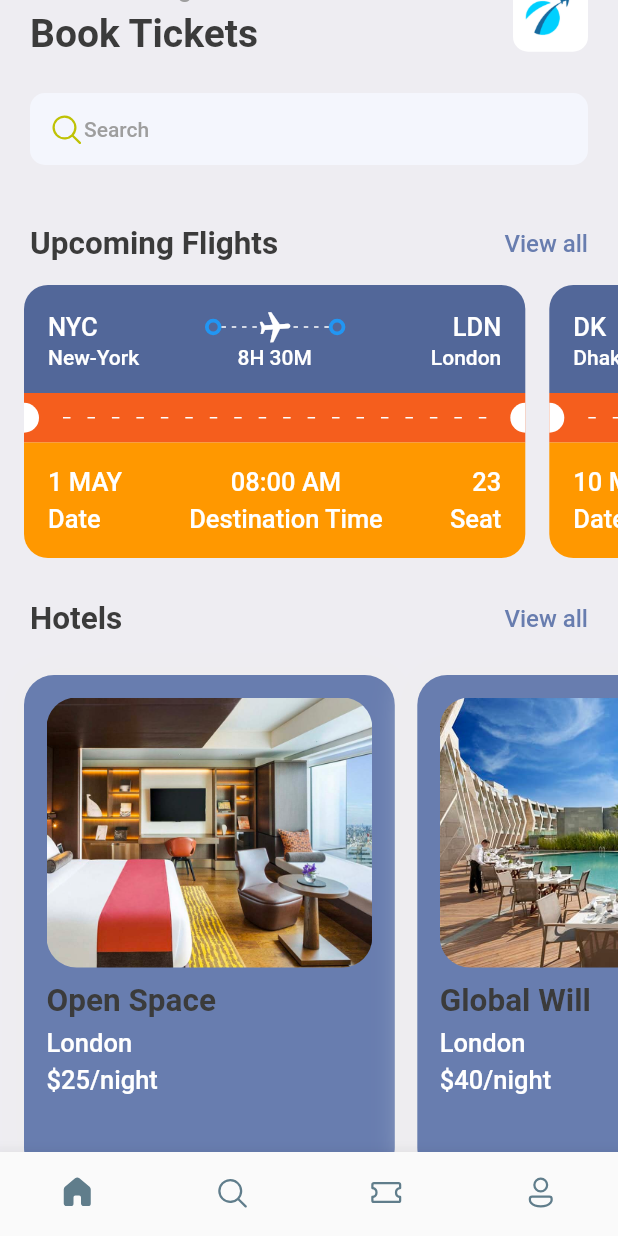
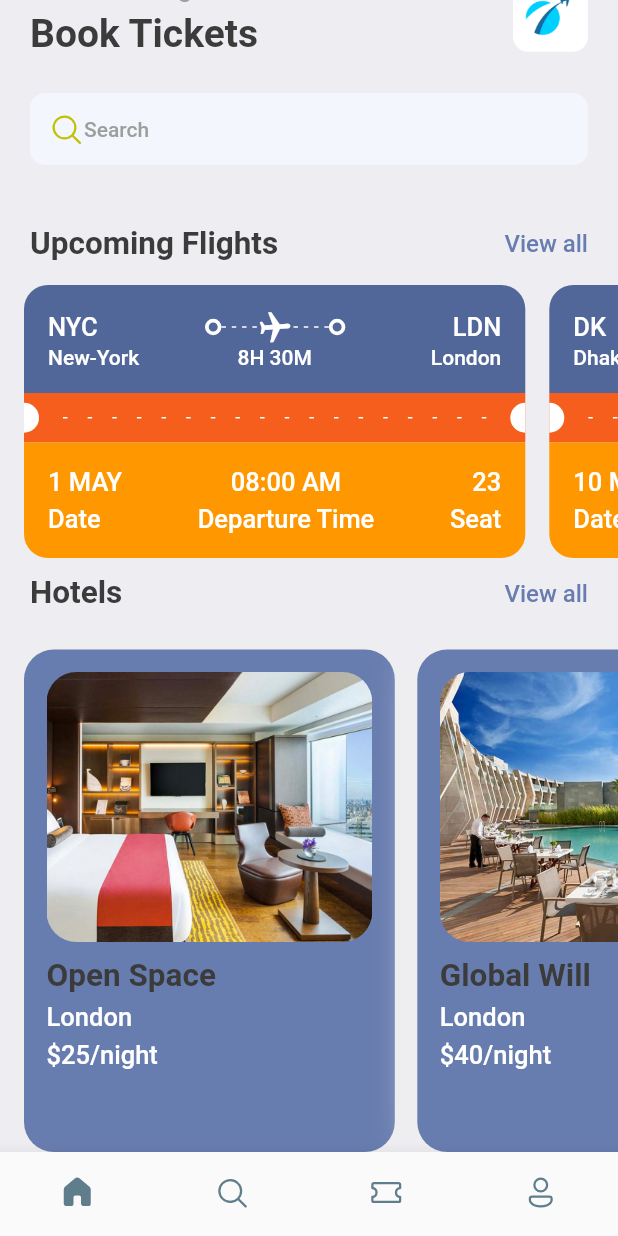
Before and after one commit to flock-s/ticketbooking, a Flutter app: the screen it shows after launch, scrolled down 58 dp, on a phone screen of 412 x 824 dp. Run offline on Flutter 3.47's test engine with Material 2 defaults, Android fonts, the phone set to English and light mode, and no system bars; our stand-ins replace barcode_widget, fluentui_icons, gap, get; missing offline and left inert: dart:ffi.

Commit message:
Ticket Screen

```diff
--- a/lib/screens/ticket_view.dart
+++ b/lib/screens/ticket_view.dart
@@ -2,6 +2,7 @@ import 'dart:ffi';
 
 import 'package:booktickets/utils/app_layout.dart';
 import 'package:booktickets/utils/app_style.dart';
+import 'package:booktickets/widgets/layout_builder_widget.dart';
 import 'package:booktickets/widgets/thick_container.dart';
 import 'package:fluentui_icons/fluentui_icons.dart';
 import 'package:flutter/material.dart';
@@ -18,7 +19,7 @@ class TicketView extends StatelessWidget {
     final size = AppLayout.getSize(context);
     return SizedBox(
       width: size.width*0.85,
-      height: AppLayout.getHeight(200),
+      height: AppLayout.getHeight(183),
       child: Column(
         children: [
           //Blue Part of Ticket
@@ -33,9 +34,9 @@ class TicketView extends StatelessWidget {
               children: [
                 Row(
                   children: [
-                    Text("${ticket['from']['code']}", style: Styles.headlineStyle3.copyWith(color: isColor==true?Colors.grey:Colors.white),),
+                    Text("${ticket['from']['code']}", style: Styles.headlineStyle3.copyWith(color: isColor==true?Colors.black:Colors.white),),
                     Expanded(child: Container()),
-                    const ThickContainer(isColor:true),
+                    ThickContainer(isColor:isColor),
                     Expanded(child: Stack(
                       children:[
                         SizedBox(
@@ -61,10 +62,10 @@ class TicketView extends StatelessWidget {
 
                       ]
                     )),
-                    const ThickContainer(isColor: true,),
+                    ThickContainer(isColor: isColor),
                     Expanded(child: Container()),
 
-                    Text("${ticket['to']['code']}",style: Styles.headlineStyle3.copyWith(color: isColor==true?Colors.grey:Colors.white))
+                    Text("${ticket['to']['code']}",style: Styles.headlineStyle3.copyWith(color: isColor==true?Colors.black:Colors.white))
                   ],
                 ),
                 Row(
@@ -106,23 +107,7 @@ class TicketView extends StatelessWidget {
                 ),
                 Expanded(child: Padding(
                   padding: EdgeInsets.all(AppLayout.getHeight(16)),
-                  child: LayoutBuilder(
-                    builder: (BuildContext context, BoxConstraints constraints) {
-                      return Flex(
-                        direction: Axis.horizontal,
-                        mainAxisAlignment: MainAxisAlignment.spaceBetween,
-                        mainAxisSize: MainAxisSize.max,
-                        children: List.generate((constraints.constrainWidth()/15).floor(), (index) => SizedBox(
-                          width: AppLayout.getWidth(5), height: AppLayout.getHeight(1),
-                          child: DecoratedBox(
-                            decoration: BoxDecoration(
-                              color: isColor==true?Colors.grey:Colors.white
-                            ),
-                          ),
-                        )),
-                      );
-                    }
-                  ),
+                  child: AppLayoutBuilderWidget(sections: 15, isColor: isColor,)
                 )),
                 SizedBox(
                   height: AppLayout.getHeight(20),
@@ -144,7 +129,9 @@ class TicketView extends StatelessWidget {
           Container(
             margin: EdgeInsets.only(left: AppLayout.getHeight(16)),
             decoration: BoxDecoration(
-                borderRadius: BorderRadius.only(bottomLeft: Radius.circular(AppLayout.getHeight(16)),bottomRight: Radius.circular(AppLayout.getHeight(16))),
+                borderRadius: BorderRadius.only(
+                    bottomLeft: Radius.circular(isColor==true?0:AppLayout.getHeight(16)),
+                    bottomRight: Radius.circular(isColor==true?0:AppLayout.getHeight(16))),
                 color: isColor==true?Colors.white:Colors.orange
             ),
             padding: EdgeInsets.all(AppLayout.getHeight(16)),
@@ -155,7 +142,7 @@ class TicketView extends StatelessWidget {
                     Column(
                       crossAxisAlignment: CrossAxisAlignment.start,
                       children: [
-                        Text("${ticket['date']}", style: Styles.headlineStyle3.copyWith(color: isColor==true?Colors.grey:Colors.white),),
+                        Text("${ticket['date']}", style: Styles.headlineStyle3.copyWith(color: isColor==true?Colors.black:Colors.white),),
                         const Gap(5),
                         Text("Date", style: Styles.headlineStyle3.copyWith(color: isColor==true?Colors.grey:Colors.white),),
                       ],
@@ -164,16 +151,16 @@ class TicketView extends StatelessWidget {
                     Column(
                       crossAxisAlignment: CrossAxisAlignment.center,
                       children: [
-                        Text("${ticket['departure_time']}", style: Styles.headlineStyle3.copyWith(color: isColor==true?Colors.grey:Colors.white),),
+                        Text("${ticket['departure_time']}", style: Styles.headlineStyle3.copyWith(color: isColor==true?Colors.black:Colors.white),),
                         const Gap(5),
-                        Text("Destination Time", style: Styles.headlineStyle3.copyWith(color: isColor==true?Colors.grey:Colors.white),),
+                        Text("Departure Time", style: Styles.headlineStyle3.copyWith(color: isColor==true?Colors.grey:Colors.white),),
                       ],
                     ),
                     Expanded(child: Container()),
                     Column(
                       crossAxisAlignment: CrossAxisAlignment.end,
                       children: [
-                        Text("${ticket['number']}", style: Styles.headlineStyle3.copyWith(color: isColor==true?Colors.grey:Colors.white),),
+                        Text("${ticket['number']}", style: Styles.headlineStyle3.copyWith(color: isColor==true?Colors.black:Colors.white),),
                         const Gap(5),
                         Text("Seat", style: Styles.headlineStyle3.copyWith(color: isColor==true?Colors.grey:Colors.white),),
                       ],
--- /dev/null
+++ b/lib/widgets/layout_builder_widget.dart
@@ -0,0 +1,31 @@
+import 'package:flutter/material.dart';
+
+import '../utils/app_layout.dart';
+
+class AppLayoutBuilderWidget extends StatelessWidget {
+  final bool? isColor;
+  final int sections;
+  final double width;
+  const AppLayoutBuilderWidget({Key? key, this.isColor, required this.sections, this.width=3}) : super(key: key);
+
+  @override
+  Widget build(BuildContext context) {
+    return LayoutBuilder(
+        builder: (BuildContext context, BoxConstraints constraints) {
+          return Flex(
+            direction: Axis.horizontal,
+            mainAxisAlignment: MainAxisAlignment.spaceBetween,
+            mainAxisSize: MainAxisSize.max,
+            children: List.generate((constraints.constrainWidth()/sections).floor(), (index) => SizedBox(
+              width: width, height: AppLayout.getHeight(1),
+              child: DecoratedBox(
+                decoration: BoxDecoration(
+                    color: isColor==true?Colors.grey:Colors.white
+                ),
+              ),
+            )),
+          );
+        }
+    );
+  }
+}
--- a/pubspec.yaml
+++ b/pubspec.yaml
@@ -48,6 +48,7 @@ dev_dependencies:
   # package. See that file for information about deactivating specific lint
   # rules and activating additional ones.
   flutter_lints: ^2.0.0
+  barcode_widget: ^2.0.2
 
 # For information on the generic Dart part of this file, see the
 # following page: https://dart.dev/tools/pub/pubspec
```
Also changed, not shown: lib/screens/ticket_screen.dart (+79 -5 lines), lib/widgets/column_layout.dart (added, +27 -0 lines), pubspec.lock.
